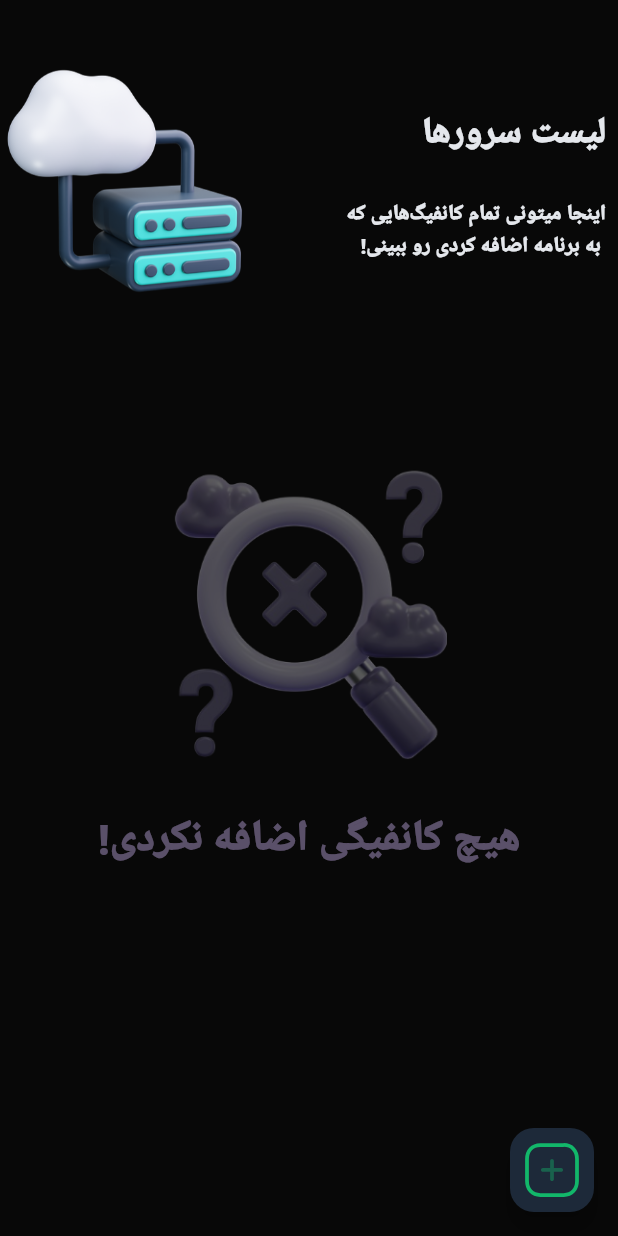
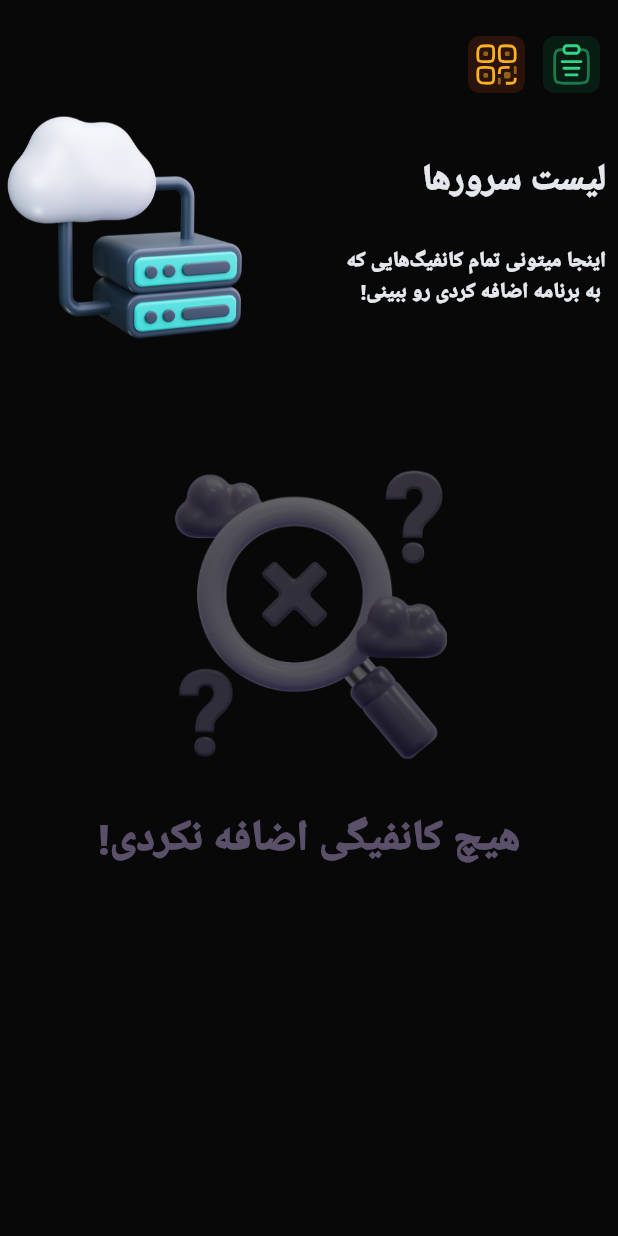
Before and after one commit to RaminBgrn/kivi_vpn, a Flutter app: the ConfigScreen screen opened directly, on a phone screen of 412 x 824 dp. Run offline on Flutter 3.47's test engine with Material 3 defaults, Android fonts, the phone set to English and light mode, and no system bars; drawn by our look-alikes of auto_size_text, draggable_home; our stand-ins replace dashed_circular_progress_bar, expandable_page_view, flutter_svg, gap, get, get_storage and 5 more; missing offline and left inert: flutter_internet_speed_test, flutter_v2ray, ip_country_lookup, qr_code_scanner, svg_flag; accounts and stored records are empty; Roboto replaces fonts that are missing (Vazirmatn); statements that could not run were skipped.

Commit message:
server list screen view has been change

```diff
--- /dev/null
+++ b/devtools_options.yaml
@@ -0,0 +1,3 @@
+description: This file stores settings for Dart & Flutter DevTools.
+documentation: https://docs.flutter.dev/tools/devtools/extensions#configure-extension-enablement-states
+extensions:
--- a/lib/features/feature_configs/controller/configs_controller.dart
+++ b/lib/features/feature_configs/controller/configs_controller.dart
@@ -1,10 +1,17 @@
 import 'package:flutter/material.dart';
 import 'package:get/get.dart';
+import 'package:kivi_vpn/common/colors.dart';
+import 'package:kivi_vpn/common/dialog_and_snack.dart';
+import 'package:kivi_vpn/core/v2ray_controller.dart';
 import 'package:kivi_vpn/features/feature_configs/model/config_model.dart';
+import 'package:kivi_vpn/features/feature_home/controller/home_controller.dart';
 
 class ConfigsController extends GetxController {
-  List<ConfigModel> _configsList = [];
+  final List<ConfigModel> _configsList = [];
   List<ConfigModel> get getConfigsList => _configsList;
+
+  final TextEditingController _configLinkController = TextEditingController();
+  TextEditingController get getConfigLinkController => _configLinkController;
 
   final PageController _dialogPageViewController = PageController();
   PageController get getDialogPageViewController => _dialogPageViewController;
@@ -14,4 +21,16 @@ class ConfigsController extends GetxController {
         duration: const Duration(milliseconds: 200),
         curve: Curves.fastEaseInToSlowEaseOut);
   }
+
+  void saveDataToDataBase() async {
+    if (_configLinkController.text.isEmpty) {
+      DialogAndSnack.showSnackBar(
+          'خطا', 'فیلد لینک کانفیگ، نباید خالی باشه', myRed[900]!);
+      return;
+    }
+    final controller = Get.find<V2rayController>();
+    controller.setConfigData(_configLinkController.text.trim());
+    Get.back();
+    Get.find<HomeController>().lookupToFlag();
+  }
 }
--- a/lib/features/feature_configs/screen/configs_screen.dart
+++ b/lib/features/feature_configs/screen/configs_screen.dart
@@ -1,11 +1,9 @@
-import 'dart:ui';
-
 import 'package:draggable_home/draggable_home.dart';
 import 'package:flutter/material.dart';
 import 'package:get/get.dart';
 
 import 'package:kivi_vpn/common/colors.dart';
-import 'package:kivi_vpn/database/config_db.dart';
+
 import 'package:kivi_vpn/features/feature_configs/controller/configs_controller.dart';
 import 'package:kivi_vpn/features/feature_configs/model/config_model.dart';
 import 'package:kivi_vpn/features/feature_configs/widget/add_config_dialog.dart';
@@ -22,17 +20,6 @@ class ConfigScreen extends StatelessWidget {
   Widget build(BuildContext context) {
     return Scaffold(
         backgroundColor: const Color(0xFF080808),
-        floatingActionButton: FloatingActionButton(
-          onPressed: () async {
-            await ConfigDb().create(name: 'ramin', link: 'this is test link');
-            AddConfigDialog.addDialog();
-          },
-          backgroundColor: myGrey[800],
-          child: Assets.svgs.add.svg(
-              width: 40,
-              height: 40,
-              colorFilter: ColorFilter.mode(myGreen[500]!, BlendMode.srcIn)),
-        ),
         body: SafeArea(
           child: DraggableHome(
               appBarColor: Colors.transparent,
--- a/lib/features/feature_configs/widget/add_config_dialog.dart
+++ b/lib/features/feature_configs/widget/add_config_dialog.dart
@@ -32,7 +32,7 @@ class AddConfigDialog {
                   Get.find<ConfigsController>().getDialogPageViewController,
               children: const [
                 AddConfigText(),
-                QrCodeReader(),
+                // QrCodeReader(),
               ],
             ),
           ],
--- a/lib/features/feature_configs/widget/home_draggable_header.dart
+++ b/lib/features/feature_configs/widget/home_draggable_header.dart
@@ -1,6 +1,7 @@
 import 'package:auto_size_text/auto_size_text.dart';
 import 'package:flutter/material.dart';
 import 'package:gap/gap.dart';
+import 'package:get/get.dart';
 import 'package:google_fonts/google_fonts.dart';
 import 'package:kivi_vpn/common/colors.dart';
 import 'package:kivi_vpn/gen/assets.gen.dart';
@@ -11,6 +12,59 @@ class HomeDraggableHeader extends StatelessWidget {
   @override
   Widget build(BuildContext context) {
     return SizedBox(
+      child: Column(
+        children: [
+          const Gap(24),
+          Row(
+            mainAxisAlignment: MainAxisAlignment.end,
+            children: [
+              GestureDetector(
+                onTap: () {
+                  Get.back();
+                },
+                child: Container(
+                  padding:
+                      const EdgeInsets.symmetric(horizontal: 4, vertical: 4),
+                  decoration: BoxDecoration(
+                    borderRadius: BorderRadius.circular(8),
+                    color: myOrange[900]!.withOpacity(0.3),
+                  ),
+                  child: Assets.svgs.qrCode.svg(
+                    width: 30,
+                    height: 30,
+                    colorFilter: ColorFilter.mode(
+                      myOrange[400]!,
+                      BlendMode.srcIn,
+                    ),
+                  ),
+                ),
+              ),
+              const Gap(12),
+              GestureDetector(
+                onTap: () {
+                  Get.back();
+                },
+                child: Container(
+                  padding:
+                      const EdgeInsets.symmetric(horizontal: 4, vertical: 4),
+                  decoration: BoxDecoration(
+                    borderRadius: BorderRadius.circular(8),
+                    color: myGreen[900]!.withOpacity(0.3),
+                  ),
+                  child: Assets.svgs.clipboard.svg(
+                    width: 30,
+                    height: 30,
+                    colorFilter: ColorFilter.mode(
+                      myGreen[400]!,
+                      BlendMode.srcIn,
+                    ),
+                  ),
+                ),
+              ),
+              const Gap(12),
+            ],
+          ),
+          Expanded(
             child: Row(
               children: [
                 Expanded(flex: 4, child: Assets.images.serverHead.image()),
@@ -42,13 +96,16 @@ class HomeDraggableHeader extends StatelessWidget {
                               fontWeight: FontWeight.w900,
                               fontSize: 24,
                               color: myGrey[200]),
-                  )
+                        ),
                       ],
                     ),
                   ),
                 )
               ],
             ),
+          ),
+        ],
+      ),
     );
   }
 }
--- a/lib/main.dart
+++ b/lib/main.dart
@@ -1,9 +1,12 @@
 import 'package:flutter/material.dart';
 import 'package:get/get.dart';
+import 'package:get_storage/get_storage.dart';
 import 'package:kivi_vpn/core/base_controller.dart';
 import 'package:kivi_vpn/features/feature_splash/screen/splash_screen.dart';
 
-void main() {
+void main() async {
+  WidgetsFlutterBinding.ensureInitialized();
+  await GetStorage.init();
   runApp(const MyApp());
 }
 
--- a/pubspec.yaml
+++ b/pubspec.yaml
@@ -53,6 +53,7 @@ dependencies:
   qr_code_scanner: ^1.0.1
   sqflite: ^2.3.3+1
   path: ^1.9.0
+  get_storage: ^2.1.1
 
 
 dev_dependencies:
```
Also changed, not shown: lib/common/dialog_and_snack.dart (added, +35 -0 lines), lib/core/v2ray_controller.dart (+17 -3 lines), lib/features/feature_configs/widget/add_config_text.dart (+8 -1 lines), lib/features/feature_configs/widget/qr_code_reader.dart (+4 -3 lines), lib/gen/assets.gen.dart (+8 -0 lines), assets/svgs/clipboard.svg (added), assets/svgs/qr_code.svg (added), pubspec.lock. Lines whose indentation alone changed are shown as unchanged.
